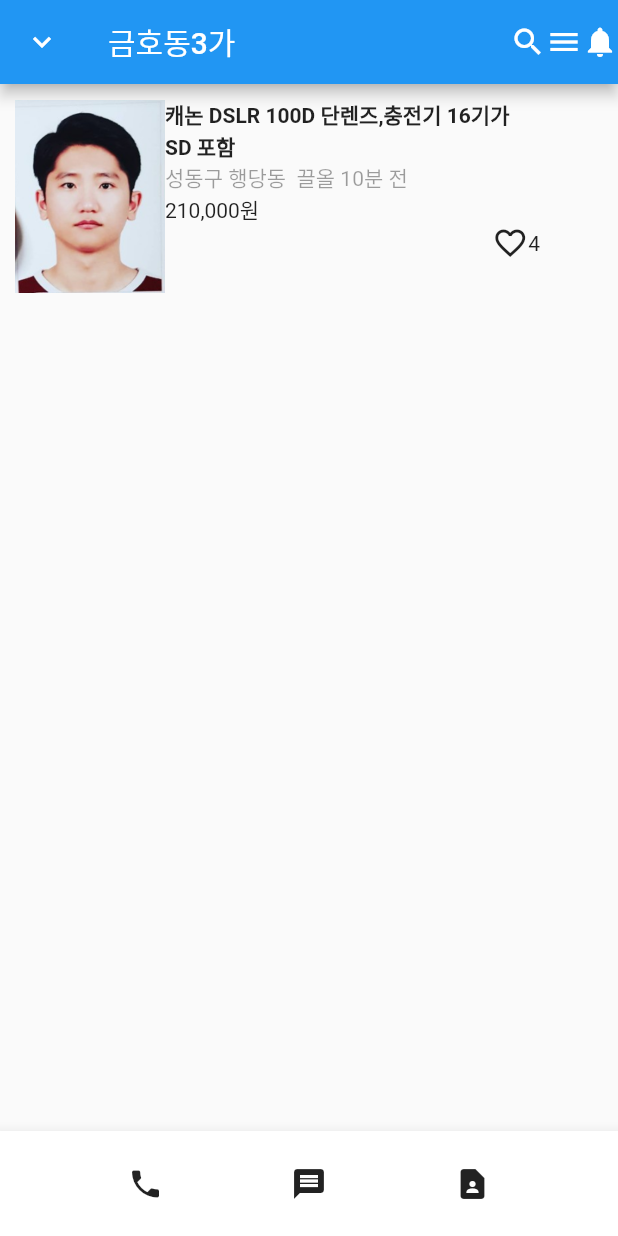
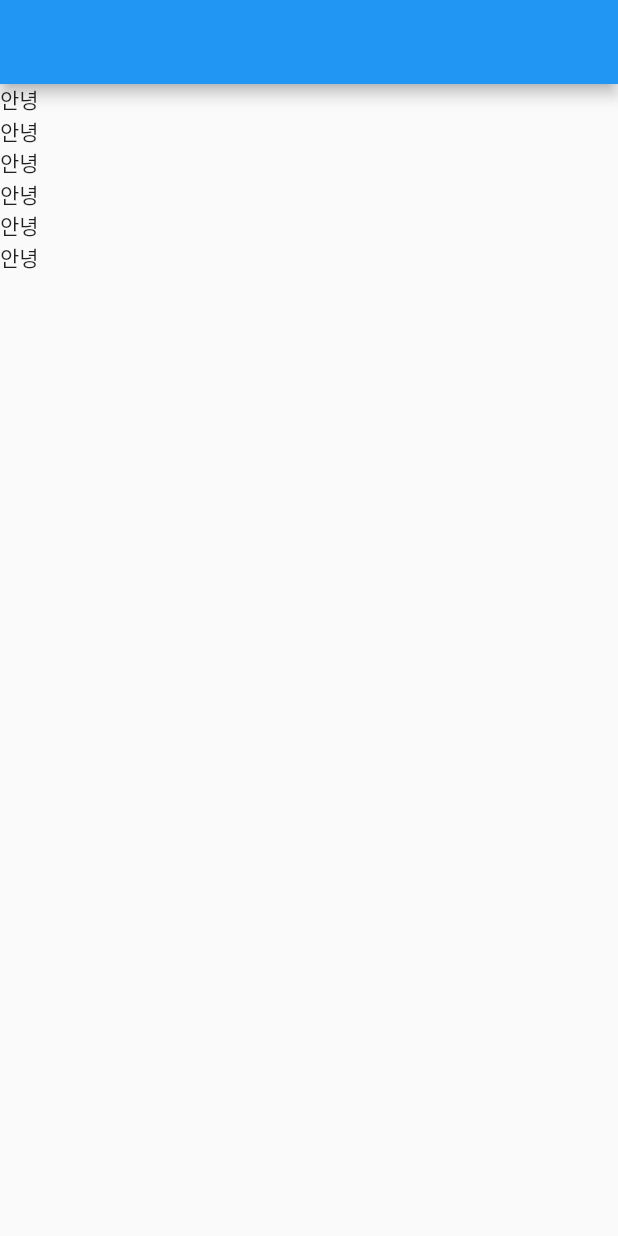
Before and after one commit to kwonjs1996/flutter-contact, a Flutter app: the screen it shows after launch, on a phone screen of 412 x 824 dp. Run offline on Flutter 3.47's test engine with Material 2 defaults, Android fonts, the phone set to English and light mode, and no system bars.

Commit message:
ListView, Custom Widget

```diff
--- a/lib/main.dart
+++ b/lib/main.dart
@@ -12,48 +12,36 @@ class MyApp extends StatelessWidget {
 
     return MaterialApp(
       home: Scaffold(
-        appBar: AppBar(
-        leading: Icon(Icons.expand_more),title: Text('금호동3가'),
-        actions: [Icon(Icons.search), Icon(Icons.menu), Icon(Icons.notifications)],
-        ),
-        body: Container(
-          height: 150, padding: EdgeInsets.all(10),
-          child: Row(
-            children: [Image.asset('assets/photo.png', width: 100),
-              SizedBox(
-                width: 250,
-                child: Column(
-                  crossAxisAlignment: CrossAxisAlignment.start,
-                  children: [
-                    Text('캐논 DSLR 100D 단렌즈,충전기 16기가 SD 포함', style: TextStyle(fontWeight: FontWeight.bold),),
-                    Text('성동구 행당동  끌올 10분 전', style: TextStyle(color: Colors.black38),),
-                    Text('210,000원'),
-                    Row(
-                      mainAxisAlignment: MainAxisAlignment.end,
-                      children: [
-                        Icon(Icons.favorite_border),
-                        Text('4')
-                      ],
-                )],
-                ),
-              )],
-              )
-        ),
-        bottomNavigationBar: BottomAppBar(
-          child: SizedBox(
-            height: 70,
-            child: Row(
-              mainAxisAlignment: MainAxisAlignment.spaceEvenly,
-              children: [
-                Icon(Icons.phone),
-                Icon(Icons.message),
-                Icon(Icons.contact_page),
-              ],
-            ),
+          appBar: AppBar(),
+          //ListView = 스크롤바 생김 Column으로는 아무리 해도 스크롤 생기지 않음
+          //controller를 넣으면 스크롤 위치 감시 가능, 메모리절약기능
+          body: ListView(
+            children: [
+              Text('안녕'),
+              Text('안녕'),
+              Text('안녕'),
+              Text('안녕'),
+              Text('안녕'),
+              Text('안녕'),
+            ],
           ),
-        ),
       )
     );
 
   }
 }
+
+
+// 재사용이 많은 UI들, 큰페이지들을 커스텀 위젯으로 만든다
+
+
+class ShopItem extends StatelessWidget {
+  const ShopItem({Key? key}) : super(key: key);
+
+  @override
+  Widget build(BuildContext context) {
+    return SizedBox(
+        child: Text('안녕')
+    );
+  }
+}
```
